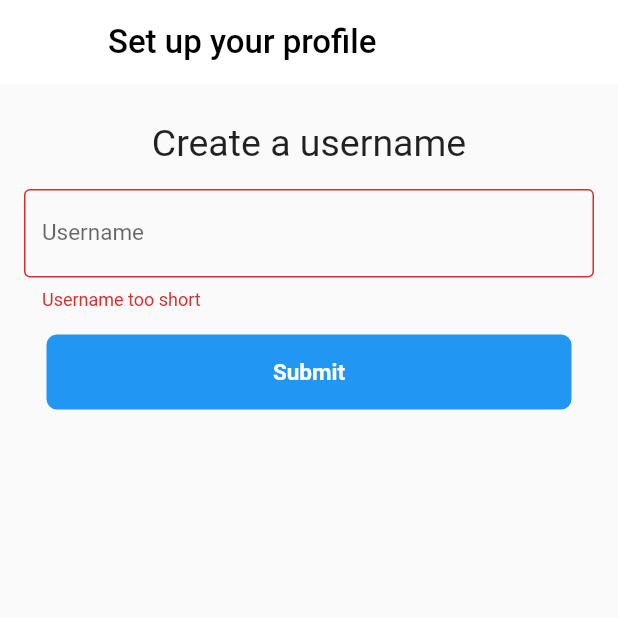
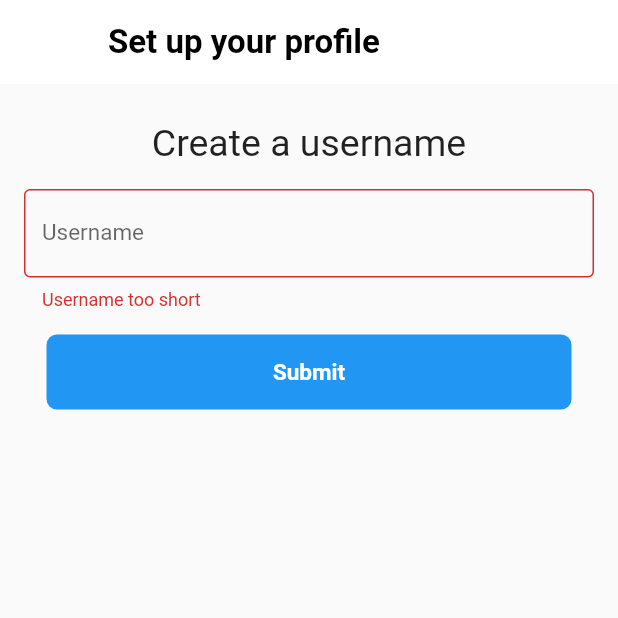
Before and after one commit to RumianR/TripBadge, a Flutter app: the CreateAccount screen opened directly, on a phone screen of 412 x 824 dp, the top half of it. Run offline on Flutter 3.47's test engine with Material 2 defaults, Android fonts, the phone set to English and light mode, and no system bars; our stand-ins replace after_layout, cached_network_image, cloud_firestore, firebase_core, firebase_storage, flutter_cache_manager and 9 more; missing offline and left inert: animator, dart:ffi; accounts and stored records are empty; Roboto replaces fonts that are missing (Helvetica).

```diff
--- a/lib/widgets/header.dart
+++ b/lib/widgets/header.dart
@@ -24,7 +24,10 @@ AppBar header2(context, {String titleText = ""}) {
       title: Text(
         titleText,
         style: TextStyle(
-            fontFamily: 'Helvetica', color: Colors.black, fontSize: 22),
+            fontFamily: 'Helvetica',
+            color: Colors.black,
+            fontSize: 22,
+            fontWeight: FontWeight.bold),
       ),
       backgroundColor: Colors.white,
       elevation: 0);
--- a/lib/widgets/post.dart
+++ b/lib/widgets/post.dart
@@ -255,7 +255,7 @@ class _Post extends State<Post> {
                 style: Theme.of(context)
                     .textTheme
                     .bodyText1!
-                    .copyWith(fontSize: 15, fontWeight: FontWeight.w600)),
+                    .copyWith(fontSize: 17, fontWeight: FontWeight.w600)),
             subtitle: Text(
                 timeago.format(this.timeStamp!.toDate(), allowFromNow: true),
                 style: Theme.of(context).textTheme.bodyText2!.copyWith(
@@ -399,8 +399,7 @@ class _Post extends State<Post> {
                         ownerId: ownerId,
                         mediaUrl: mediaUrl,
                       ),
-                  child: Icon(Icons.comment,
-                      color: Theme.of(context).iconTheme.color)),
+                  child: Icon(Icons.comment, color: Colors.teal)),
             )
           ],
         ),
```
Also changed, not shown: lib/pages/home.dart (+27 -4 lines).
